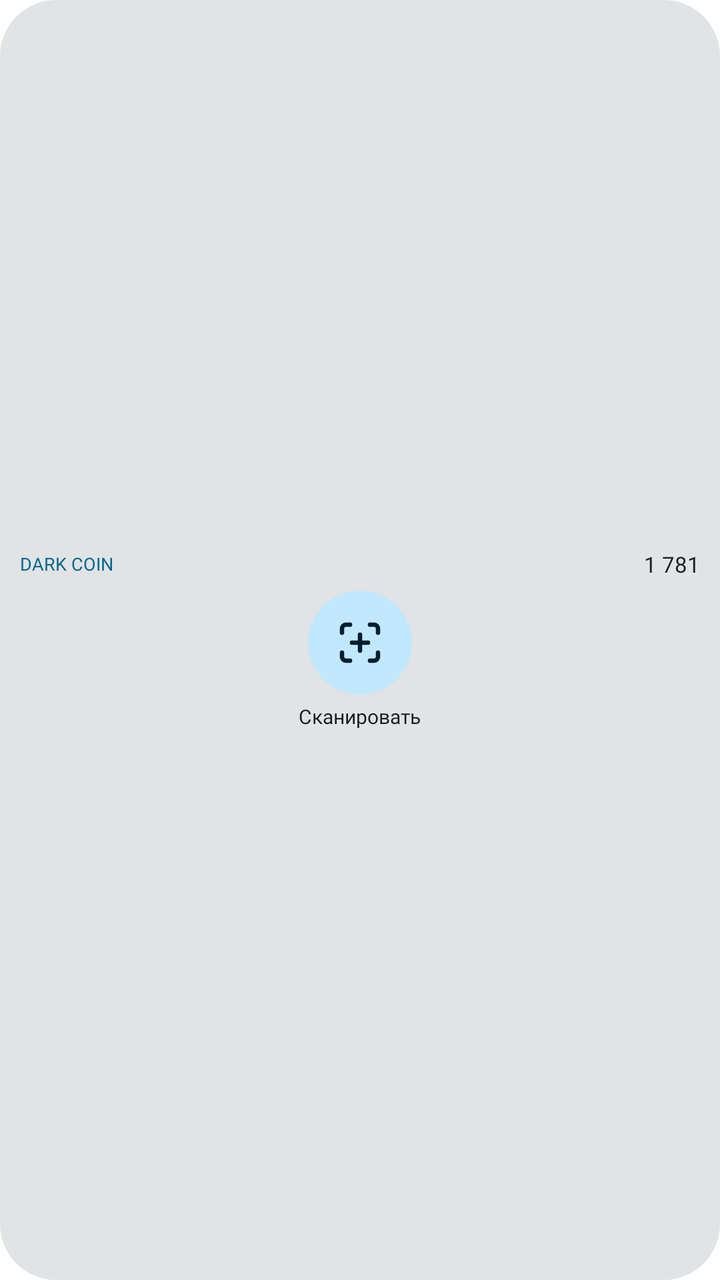
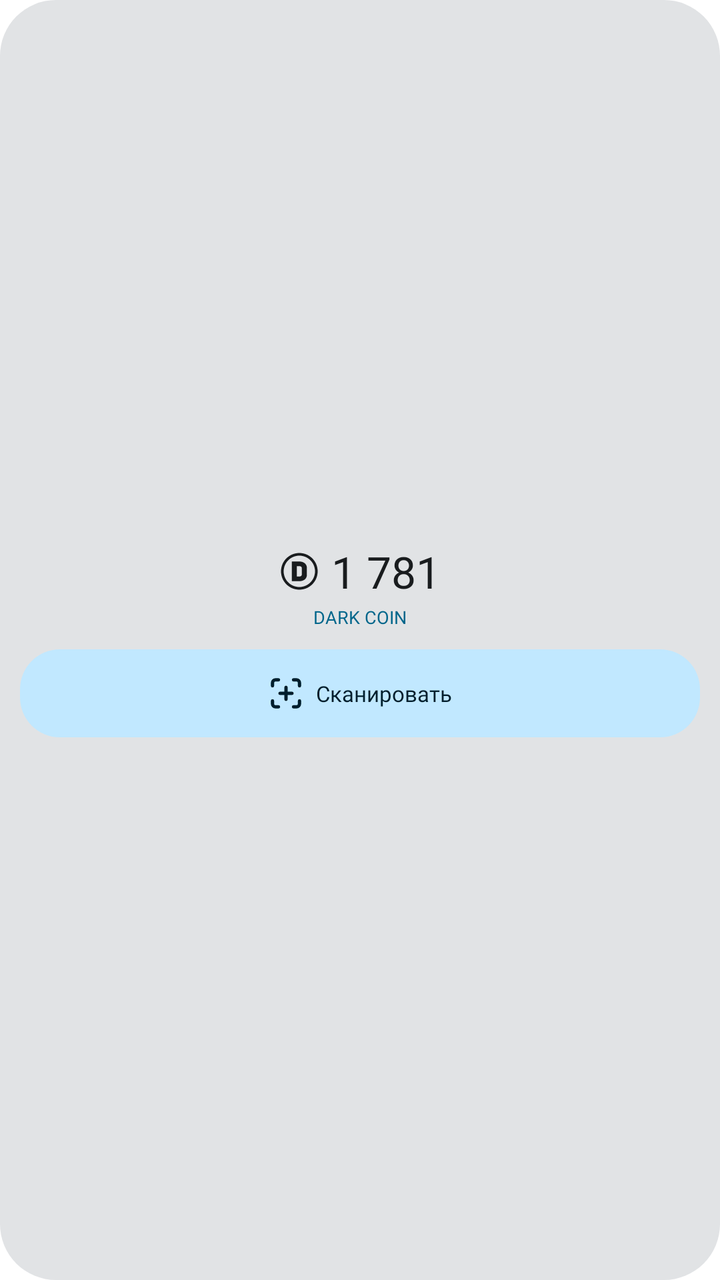

Compare the two renders of this Android layout. The source of the first and the diff that turns it into the second are given below.
<!-- AndroidManifest.xml: application theme Theme.Darkside -->
<!-- res/layout/widget_darkside_2x2.xml -->
<?xml version="1.0" encoding="utf-8"?>
<LinearLayout xmlns:android="http://schemas.android.com/apk/res/android"
    android:id="@+id/widget_root_2x2"
    android:layout_width="match_parent"
    android:layout_height="match_parent"
    android:background="@drawable/bg_widget_container"
    android:gravity="center"
    android:orientation="vertical"
    android:padding="10dp">

    
    <LinearLayout
        android:layout_width="match_parent"
        android:layout_height="wrap_content"
        android:gravity="center_vertical"
        android:orientation="horizontal">

        <TextView
            android:id="@+id/widget_coins_label_2x2"
            android:layout_width="0dp"
            android:layout_height="wrap_content"
            android:layout_weight="1"
            android:fontFamily="@font/unisans_bold"
            android:singleLine="true"
            android:text="DARK COIN"
            android:textColor="@color/widget_accent"
            android:textSize="9sp" />

        <TextView
            android:id="@+id/widget_balance_2x2"
            android:layout_width="wrap_content"
            android:layout_height="wrap_content"
            android:fontFamily="@font/unisans_heavy"
            android:singleLine="true"
            android:text="1 781"
            android:textColor="@color/widget_text_primary"
            android:textSize="11sp" />
    </LinearLayout>

    
    <ImageView
        android:id="@+id/widget_btn_scan_2x2"
        android:layout_width="52dp"
        android:layout_height="52dp"
        android:layout_marginTop="6dp"
        android:layout_marginBottom="4dp"
        android:background="@drawable/bg_widget_circle_btn"
        android:clickable="true"
        android:contentDescription="@string/scan_qr"
        android:focusable="true"
        android:padding="14dp"
        android:src="@drawable/ic_scan_qr" />

    
    <TextView
        android:layout_width="wrap_content"
        android:layout_height="wrap_content"
        android:fontFamily="@font/unisans_bold"
        android:singleLine="true"
        android:text="@string/scan_qr_short"
        android:textColor="@color/widget_text_primary"
        android:textSize="10sp" />

</LinearLayout>
<!-- resources referenced by this layout -->
<resources>
  <color name="widget_accent">@color/md_theme_primary</color>
  <color name="widget_text_primary">@color/md_theme_onSurface</color>
  <!-- drawable bg_widget_circle_btn (drawable) -->
  <?xml version="1.0" encoding="utf-8"?>
  <ripple xmlns:android="http://schemas.android.com/apk/res/android"
      android:color="@color/widget_accent">
      <item>
          <shape android:shape="oval">
              <solid android:color="@color/widget_action_card_bg" />
          </shape>
      </item>
  </ripple>
  <!-- drawable bg_widget_container (drawable) -->
  <?xml version="1.0" encoding="utf-8"?>
  <shape xmlns:android="http://schemas.android.com/apk/res/android"
      android:shape="rectangle">
      <corners android:radius="@dimen/widget_background_radius" />
      <solid android:color="@color/widget_background" />
  </shape>
  <string name="scan_qr">СКАНИРОВАТЬ</string>
  <string name="scan_qr_short">Сканировать</string>
  <color name="md_theme_primary">#6750A4</color>
  <color name="md_theme_onSurface">#1D1B20</color>
  <color name="widget_action_card_bg">@color/md_theme_primaryContainer</color>
  <dimen name="widget_background_radius">28dp</dimen>
  <color name="widget_background">@color/md_theme_surfaceContainer</color>
  <color name="widget_action_card_text">@color/md_theme_onPrimaryContainer</color>
  <color name="md_theme_onPrimary">#FFFFFF</color>
  <color name="md_theme_primaryContainer">#EADDFF</color>
  <color name="md_theme_onPrimaryContainer">#21005D</color>
  <color name="md_theme_secondary">#625B71</color>
  <color name="md_theme_onSecondary">#FFFFFF</color>
  <color name="md_theme_secondaryContainer">#E8DEF8</color>
  <color name="md_theme_onSecondaryContainer">#1D192B</color>
  <color name="md_theme_surface">#FEF7FF</color>
  <color name="md_theme_surfaceVariant">#E7E0EC</color>
  <color name="md_theme_onSurfaceVariant">#49454F</color>
  <color name="md_theme_surfaceContainer">#F3EDF7</color>
  <color name="md_theme_surfaceContainerHigh">#ECE6F0</color>
  <color name="md_theme_surfaceContainerLow">#F7F2FA</color>
  <color name="md_theme_outline">#79747E</color>
  <color name="md_theme_outlineVariant">#CAC4D0</color>
  <color name="md_theme_background">#FEF7FF</color>
  <color name="md_theme_onBackground">#1D1B20</color>
  <!-- unchanged entries left out for length: 2 -->
</resources>

<!-- the commit's change to res/layout/widget_darkside_2x2.xml (unified diff, before → after) -->
@@ -10,21 +10,18 @@
 
     
     <LinearLayout
-        android:layout_width="match_parent"
+        android:layout_width="wrap_content"
         android:layout_height="wrap_content"
+        android:layout_gravity="center_horizontal"
         android:gravity="center_vertical"
         android:orientation="horizontal">
 
-        <TextView
-            android:id="@+id/widget_coins_label_2x2"
-            android:layout_width="0dp"
-            android:layout_height="wrap_content"
-            android:layout_weight="1"
-            android:fontFamily="@font/unisans_bold"
-            android:singleLine="true"
-            android:text="DARK COIN"
-            android:textColor="@color/widget_accent"
-            android:textSize="9sp" />
+        <ImageView
+            android:layout_width="20dp"
+            android:layout_height="20dp"
+            android:layout_marginEnd="6dp"
+            android:contentDescription="@string/app_name"
+            android:src="@drawable/ic_coin" />
 
         <TextView
             android:id="@+id/widget_balance_2x2"
@@ -34,31 +31,51 @@
             android:singleLine="true"
             android:text="1 781"
             android:textColor="@color/widget_text_primary"
+            android:textSize="22sp" />
+    </LinearLayout>
+
+    
+    <TextView
+        android:id="@+id/widget_coins_label_2x2"
+        android:layout_width="wrap_content"
+        android:layout_height="wrap_content"
+        android:layout_gravity="center_horizontal"
+        android:layout_marginTop="2dp"
+        android:fontFamily="@font/unisans_bold"
+        android:singleLine="true"
+        android:text="@string/coins_unit"
+        android:textColor="@color/widget_accent"
+        android:textSize="9sp" />
+
+    
+    <LinearLayout
+        android:id="@+id/widget_btn_scan_2x2"
+        android:layout_width="match_parent"
+        android:layout_height="44dp"
+        android:layout_marginTop="10dp"
+        android:background="@drawable/bg_widget_action_card"
+        android:clickable="true"
+        android:focusable="true"
+        android:gravity="center"
+        android:orientation="horizontal"
+        android:paddingStart="8dp"
+        android:paddingEnd="8dp">
+
+        <ImageView
+            android:layout_width="18dp"
+            android:layout_height="18dp"
+            android:contentDescription="@string/scan_qr"
+            android:src="@drawable/ic_scan_qr" />
+
+        <TextView
+            android:layout_width="wrap_content"
+            android:layout_height="wrap_content"
+            android:layout_marginStart="6dp"
+            android:fontFamily="@font/unisans_bold"
+            android:singleLine="true"
+            android:text="@string/scan_qr_short"
+            android:textColor="@color/widget_action_card_text"
             android:textSize="11sp" />
     </LinearLayout>
 
-    
-    <ImageView
-        android:id="@+id/widget_btn_scan_2x2"
-        android:layout_width="52dp"
-        android:layout_height="52dp"
-        android:layout_marginTop="6dp"
-        android:layout_marginBottom="4dp"
-        android:background="@drawable/bg_widget_circle_btn"
-        android:clickable="true"
-        android:contentDescription="@string/scan_qr"
-        android:focusable="true"
-        android:padding="14dp"
-        android:src="@drawable/ic_scan_qr" />
-
-    
-    <TextView
-        android:layout_width="wrap_content"
-        android:layout_height="wrap_content"
-        android:fontFamily="@font/unisans_bold"
-        android:singleLine="true"
-        android:text="@string/scan_qr_short"
-        android:textColor="@color/widget_text_primary"
-        android:textSize="10sp" />
-
 </LinearLayout>
<!-- resource entries referenced after the edit -->
@@ -2,12 +2,13 @@
 <resources>
   <color name="widget_accent">@color/md_theme_primary</color>
   <color name="widget_text_primary">@color/md_theme_onSurface</color>
-  <!-- drawable bg_widget_circle_btn (drawable) -->
+  <!-- drawable bg_widget_action_card (drawable) -->
   <?xml version="1.0" encoding="utf-8"?>
   <ripple xmlns:android="http://schemas.android.com/apk/res/android"
       android:color="@color/widget_accent">
       <item>
-          <shape android:shape="oval">
+          <shape android:shape="rectangle">
+              <corners android:radius="@dimen/widget_inner_radius" />
               <solid android:color="@color/widget_action_card_bg" />
           </shape>
       </item>
@@ -19,13 +20,42 @@
       <corners android:radius="@dimen/widget_background_radius" />
       <solid android:color="@color/widget_background" />
   </shape>
+  <!-- drawable ic_coin (drawable) -->
+  <vector xmlns:android="http://schemas.android.com/apk/res/android"
+      android:width="24dp"
+      android:height="24dp"
+      android:viewportWidth="24"
+      android:viewportHeight="24">
+  
+      
+      <path
+          android:fillColor="@color/widget_coin_tint"
+          android:fillType="evenOdd"
+          android:pathData="M12,1 C18.075,1 23,5.925 23,12 C23,18.075 18.075,23 12,23 C5.925,23 1,18.075 1,12 C1,5.925 5.925,1 12,1 Z M12,2.6 C6.809,2.6 2.6,6.809 2.6,12 C2.6,17.191 6.809,21.4 12,21.4 C17.191,21.4 21.4,17.191 21.4,12 C21.4,6.809 17.191,2.6 12,2.6 Z" />
+  
+      
+      <group
+          android:scaleX="0.4113"
+          android:scaleY="0.4113"
+          android:translateX="7.3830"
+          android:translateY="5.7935">
+          <path
+              android:fillColor="@color/widget_coin_tint"
+              android:fillType="evenOdd"
+              android:pathData="M22.277 10.363c0-6.71-5.443-9.618-11.252-9.618v.033H.174v28.69h10.851c5.81.032 11.252-2.843 11.252-9.454v-9.651Zm-7.38 9.155c0 1.851-1.134 3.107-3.638 3.107H7.553V7.52h3.706c2.437 0 3.639 1.19 3.639 3.041v8.957Z" />
+      </group>
+  </vector>
+  <string name="app_name">Darkside</string>
+  <string name="coins_unit">DARK COIN</string>
   <string name="scan_qr">СКАНИРОВАТЬ</string>
   <string name="scan_qr_short">Сканировать</string>
   <color name="md_theme_primary">#6750A4</color>
   <color name="md_theme_onSurface">#1D1B20</color>
+  <dimen name="widget_inner_radius">20dp</dimen>
   <color name="widget_action_card_bg">@color/md_theme_primaryContainer</color>
   <dimen name="widget_background_radius">28dp</dimen>
   <color name="widget_background">@color/md_theme_surfaceContainer</color>
+  <color name="widget_coin_tint">@color/md_theme_onSurface</color>
   <color name="widget_action_card_text">@color/md_theme_onPrimaryContainer</color>
   <color name="md_theme_onPrimary">#FFFFFF</color>
   <color name="md_theme_primaryContainer">#EADDFF</color>
